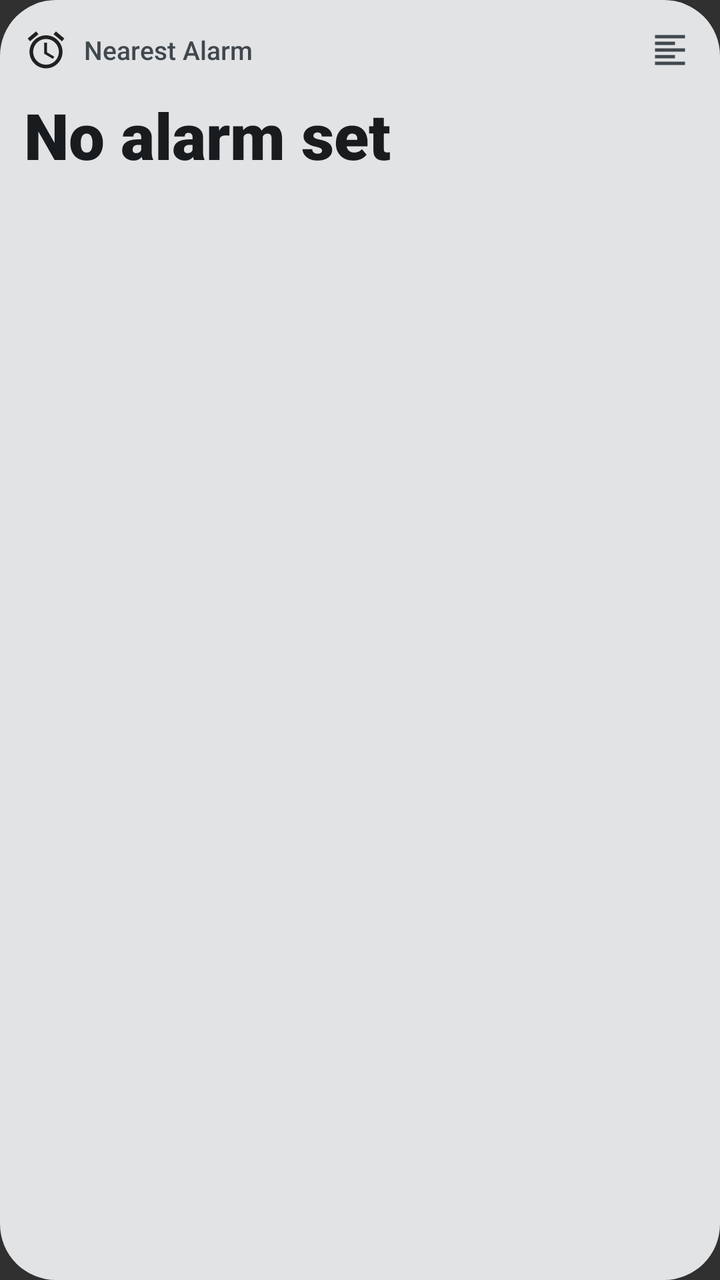
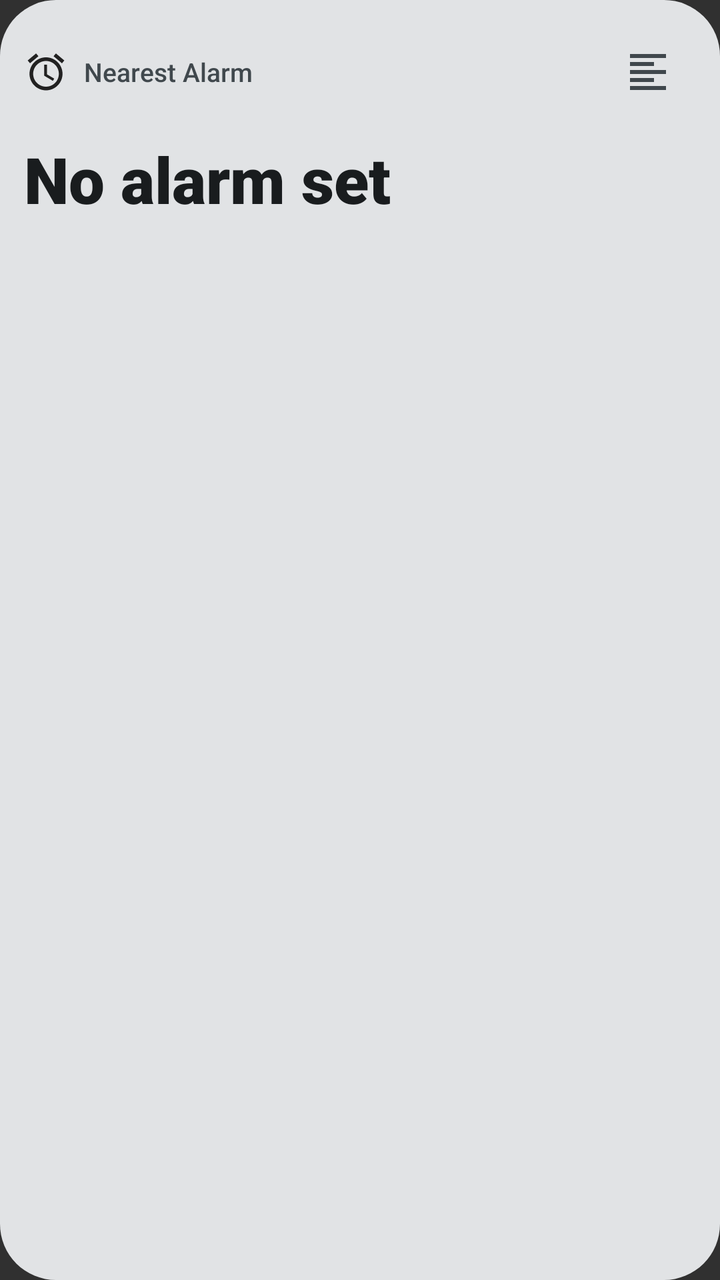

Compare the two renders of this Android layout. The source of the first and the diff that turns it into the second are given below.
<!-- AndroidManifest.xml: application theme android:Theme.Material.NoActionBar -->
<!-- res/layout/widget_next_up.xml -->
<?xml version="1.0" encoding="utf-8"?>
<RelativeLayout xmlns:android="http://schemas.android.com/apk/res/android"
    android:id="@+id/widget_root"
    android:layout_width="match_parent"
    android:layout_height="match_parent"
    android:background="@drawable/widget_background"
    android:padding="12dp">

    
    <LinearLayout
        android:id="@+id/widget_header"
        android:layout_width="match_parent"
        android:layout_height="wrap_content"
        android:gravity="center_vertical"
        android:orientation="horizontal">

        <ImageView
            android:id="@+id/widget_icon"
            android:layout_width="22dp"
            android:layout_height="22dp"
            android:contentDescription="@string/app_name"
            android:src="@drawable/ic_alarm" />

        <TextView
            android:id="@+id/widget_title"
            android:layout_width="0dp"
            android:layout_height="wrap_content"
            android:layout_marginStart="8dp"
            android:layout_weight="1"
            android:ellipsize="end"
            android:fontFamily="sans-serif-medium"
            android:maxLines="1"
            android:text="@string/nearest_alarm_title"
            android:textColor="@color/widget_on_surface_variant"
            android:textSize="13sp" />

        <ImageView
            android:id="@+id/widget_btn_align_toggle"
            android:layout_width="26dp"
            android:layout_height="26dp"
            android:padding="3dp"
            android:contentDescription="@string/widget_alignment_title"
            android:src="@drawable/ic_format_align_left" />
    </LinearLayout>

    
    <LinearLayout
        android:layout_width="match_parent"
        android:layout_height="wrap_content"
        android:layout_below="@id/widget_header"
        android:layout_centerVertical="true"
        android:layout_marginTop="8dp"
        android:orientation="vertical">

        <TextView
            android:id="@+id/widget_countdown"
            android:layout_width="match_parent"
            android:layout_height="wrap_content"
            android:autoSizeMaxTextSize="38sp"
            android:autoSizeMinTextSize="14sp"
            android:autoSizeStepGranularity="1sp"
            android:autoSizeTextType="uniform"
            android:ellipsize="none"
            android:fontFamily="sans-serif-black"
            android:maxLines="1"
            android:text="@string/no_alarm_set"
            android:textColor="@color/widget_on_surface"
            android:textSize="32sp" />

        <TextView
            android:id="@+id/widget_alarm_time"
            android:layout_width="match_parent"
            android:layout_height="wrap_content"
            android:layout_marginTop="2dp"
            android:ellipsize="end"
            android:fontFamily="sans-serif"
            android:maxLines="1"
            android:text=""
            android:textColor="@color/widget_on_surface_variant"
            android:textSize="13sp" />
    </LinearLayout>

</RelativeLayout>
<!-- resources referenced by this layout -->
<resources>
  <color name="widget_on_surface">#1D1B20</color>
  <color name="widget_on_surface_variant">#49454F</color>
  <!-- drawable ic_alarm (drawable) -->
  <vector xmlns:android="http://schemas.android.com/apk/res/android"
      android:width="24dp"
      android:height="24dp"
      android:viewportWidth="24"
      android:viewportHeight="24"
      android:tint="?android:attr/colorPrimary">
      <path
          android:fillColor="@android:color/white"
          android:pathData="M22,5.72l-4.6,-3.86 -1.29,1.53 4.6,3.86L22,5.72zM7.88,3.39L6.6,1.86 2,5.71l1.29,1.53 4.59,-3.85zM12.5,8H11v6l4.75,2.85 0.75,-1.23 -4,-2.37V8zM12,4c-4.97,0 -9,4.03 -9,9s4.02,9 9,9 9,-4.03 9,-9 -4.03,-9 -9,-9zM12,20c-3.87,0 -7,-3.13 -7,-7s3.13,-7 7,-7 7,3.13 7,7 -3.13,7 -7,7z"/>
  </vector>
  <!-- drawable ic_format_align_left (drawable) -->
  <vector xmlns:android="http://schemas.android.com/apk/res/android"
      android:width="24dp"
      android:height="24dp"
      android:viewportWidth="24"
      android:viewportHeight="24"
      android:tint="@color/widget_on_surface_variant">
      <path
          android:fillColor="@android:color/white"
          android:pathData="M15,15H3v2h12v-2zm0,-8H3v2h12V7zM3,13h18v-2H3v2zm0,8h18v-2H3v2zM3,3v2h18V3H3z" />
  </vector>
  <!-- drawable widget_background (drawable) -->
  <?xml version="1.0" encoding="utf-8"?>
  <shape xmlns:android="http://schemas.android.com/apk/res/android"
      android:shape="rectangle">
      <corners android:radius="28dp" />
      <solid android:color="@color/widget_surface" />
  </shape>
  <string name="app_name">NextUp</string>
  <string name="nearest_alarm_title">Nearest Alarm</string>
  <string name="no_alarm_set">No alarm set</string>
  <string name="widget_alignment_title">Widget Text Alignment</string>
  <color name="widget_surface">#F2EDF7</color>
</resources>

<!-- the commit's change to res/layout/widget_next_up.xml (unified diff, before → after) -->
@@ -8,37 +8,47 @@
 
     
     <LinearLayout
-        android:id="@+id/widget_header"
+        android:id="@+id/widget_top_bar"
         android:layout_width="match_parent"
         android:layout_height="wrap_content"
         android:gravity="center_vertical"
         android:orientation="horizontal">
 
-        <ImageView
-            android:id="@+id/widget_icon"
-            android:layout_width="22dp"
-            android:layout_height="22dp"
-            android:contentDescription="@string/app_name"
-            android:src="@drawable/ic_alarm" />
-
-        <TextView
-            android:id="@+id/widget_title"
+        
+        <LinearLayout
+            android:id="@+id/widget_header"
             android:layout_width="0dp"
             android:layout_height="wrap_content"
-            android:layout_marginStart="8dp"
             android:layout_weight="1"
-            android:ellipsize="end"
-            android:fontFamily="sans-serif-medium"
-            android:maxLines="1"
-            android:text="@string/nearest_alarm_title"
-            android:textColor="@color/widget_on_surface_variant"
-            android:textSize="13sp" />
+            android:gravity="center_vertical"
+            android:orientation="horizontal">
 
+            <ImageView
+                android:id="@+id/widget_icon"
+                android:layout_width="22dp"
+                android:layout_height="22dp"
+                android:contentDescription="@string/app_name"
+                android:src="@drawable/ic_alarm" />
+
+            <TextView
+                android:id="@+id/widget_title"
+                android:layout_width="wrap_content"
+                android:layout_height="wrap_content"
+                android:layout_marginStart="8dp"
+                android:ellipsize="end"
+                android:fontFamily="sans-serif-medium"
+                android:maxLines="1"
+                android:text="@string/nearest_alarm_title"
+                android:textColor="@color/widget_on_surface_variant"
+                android:textSize="13sp" />
+        </LinearLayout>
+
+        
         <ImageView
             android:id="@+id/widget_btn_align_toggle"
-            android:layout_width="26dp"
-            android:layout_height="26dp"
-            android:padding="3dp"
+            android:layout_width="48dp"
+            android:layout_height="48dp"
+            android:padding="12dp"
             android:contentDescription="@string/widget_alignment_title"
             android:src="@drawable/ic_format_align_left" />
     </LinearLayout>
@@ -47,7 +57,7 @@
     <LinearLayout
         android:layout_width="match_parent"
         android:layout_height="wrap_content"
-        android:layout_below="@id/widget_header"
+        android:layout_below="@id/widget_top_bar"
         android:layout_centerVertical="true"
         android:layout_marginTop="8dp"
         android:orientation="vertical">
